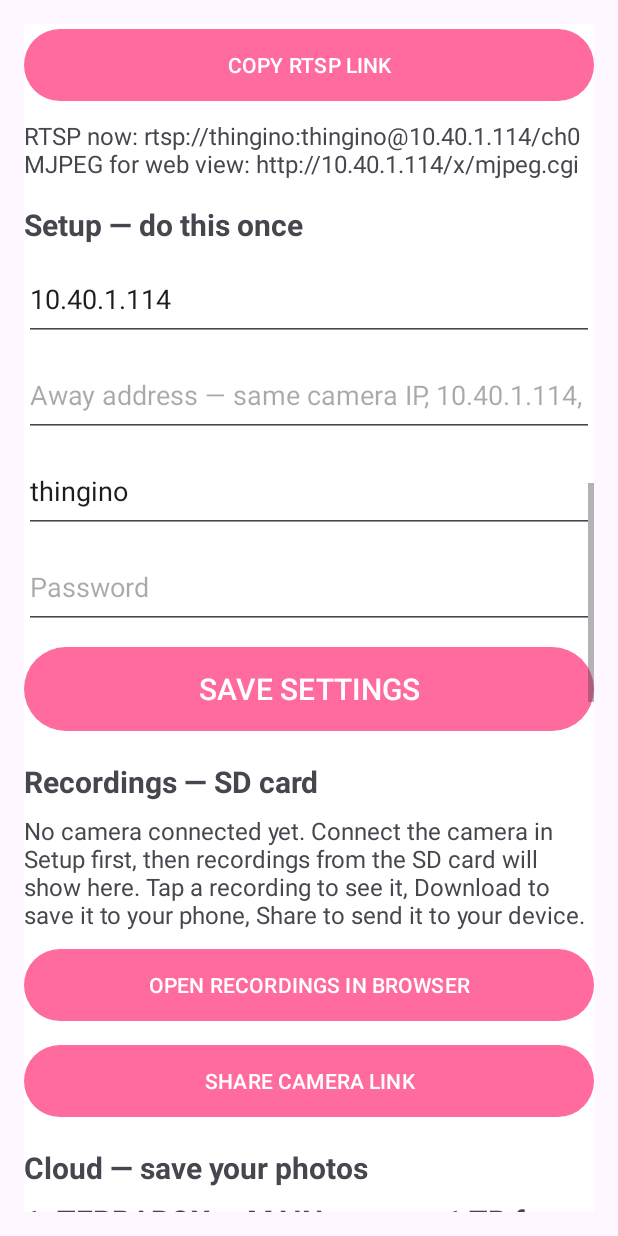
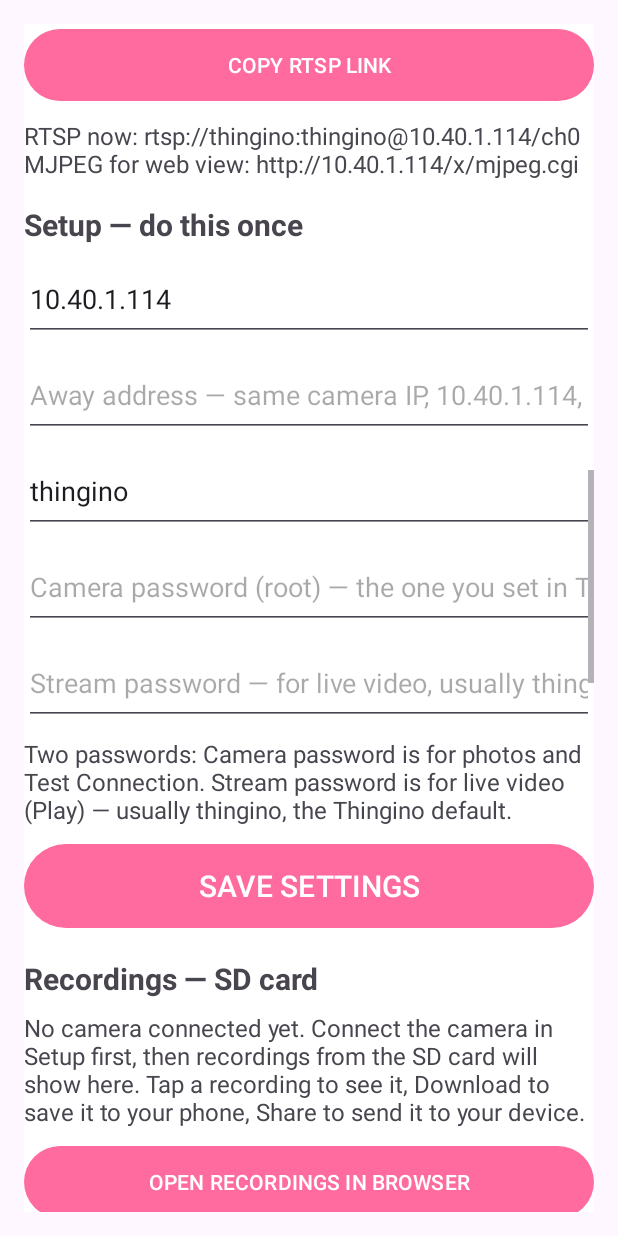
Before and after one commit to AndroidBeam1/melinda-cam, an Android app: the screen it shows after launch (MainActivity), scrolled down 1730 dp, on a phone screen of 412 x 824 dp. Run offline under Robolectric (Android 15) with nearby library versions, the phone set to English and light mode, and no system bars; pictures from the network do not load.

Commit message:
Melinda Cam v2.1 - two-password setup fields

```diff
--- a/app/src/main/res/layout/activity_main.xml
+++ b/app/src/main/res/layout/activity_main.xml
@@ -258,7 +258,7 @@
             android:layout_width="match_parent"
             android:layout_height="56dp"
             android:layout_marginTop="8dp"
-            android:hint="Username — usually thingino"
+            android:hint="Stream username — usually thingino"
             android:inputType="text" />
 
         <EditText
@@ -266,8 +266,23 @@
             android:layout_width="match_parent"
             android:layout_height="56dp"
             android:layout_marginTop="8dp"
-            android:hint="Password"
+            android:hint="Camera password (root) — the one you set in Thingino"
             android:inputType="textPassword" />
+
+        <EditText
+            android:id="@+id/streamPasswordInput"
+            android:layout_width="match_parent"
+            android:layout_height="56dp"
+            android:layout_marginTop="8dp"
+            android:hint="Stream password — for live video, usually thingino"
+            android:inputType="textPassword" />
+
+        <TextView
+            android:layout_width="wrap_content"
+            android:layout_height="wrap_content"
+            android:layout_marginTop="8dp"
+            android:text="Two passwords: Camera password is for photos and Test Connection. Stream password is for live video (Play) — usually thingino, the Thingino default."
+            android:textSize="16sp" />
 
         <Button
             android:id="@+id/saveButton"
```
